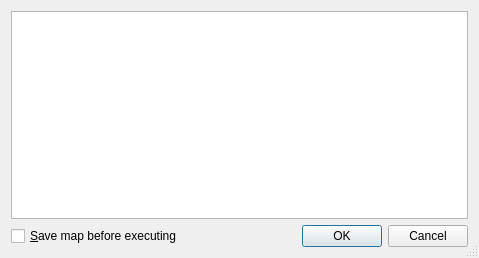
First picture: the form in src/tiled/commanddialog.ui, repository mapeditor/tiled, before the edit.
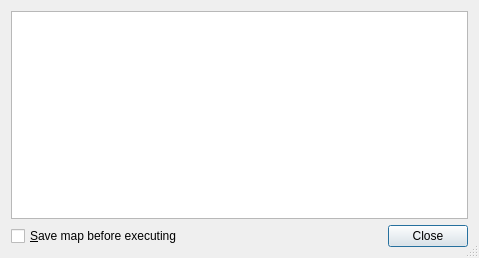
Second picture: the form after the edit. Custom widgets are drawn as their Qt base class.

Commit message: Converts CommandManager to singleton class

The edit to the form file:
```diff
--- a/src/tiled/commanddialog.ui
+++ b/src/tiled/commanddialog.ui
@@ -35,6 +35,9 @@
    </item>
    <item>
     <layout class="QHBoxLayout" name="horizontalLayout">
+     <property name="spacing">
+      <number>6</number>
+     </property>
      <item>
       <widget class="QCheckBox" name="saveBox">
        <property name="text">
@@ -43,12 +46,15 @@
       </widget>
      </item>
      <item>
-      <widget class="QDialogButtonBox" name="buttonBox">
-       <property name="orientation">
-        <enum>Qt::Horizontal</enum>
+      <widget class="QPushButton" name="pushButton">
+       <property name="sizePolicy">
+        <sizepolicy hsizetype="Maximum" vsizetype="Fixed">
+         <horstretch>0</horstretch>
+         <verstretch>0</verstretch>
+        </sizepolicy>
        </property>
-       <property name="standardButtons">
-        <set>QDialogButtonBox::Cancel|QDialogButtonBox::Ok</set>
+       <property name="text">
+        <string>Close</string>
        </property>
       </widget>
      </item>
```
Left out of the diff: 30 changed lines with no effect on the pictures. The commit also changes 8 other files.
